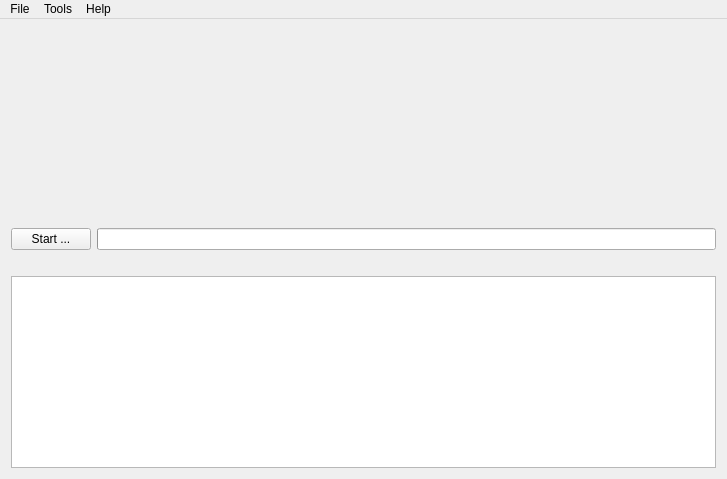
First picture: the form in src/QtlMovie/QtlMovieDvdRipWindow.ui, repository qtlmovie/qtlmovie, before the edit.
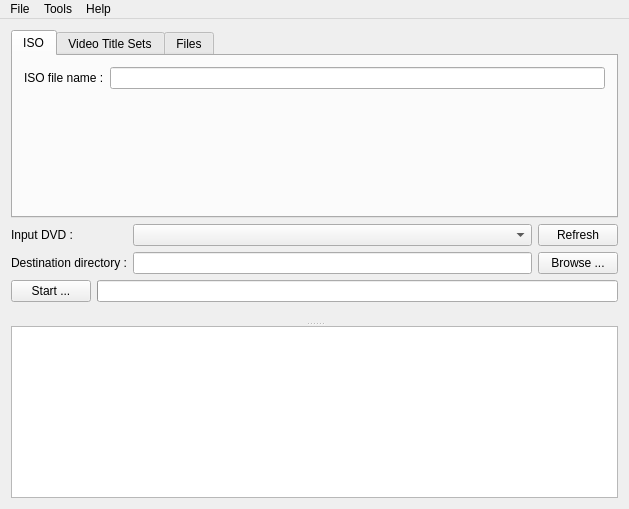
Second picture: the form after the edit. Icons and pictures are not drawn. Custom widgets are drawn as their Qt base class.

Commit message: User interface for DVD extraction

```diff
--- a/src/QtlMovie/QtlMovieDvdRipWindow.ui
+++ b/src/QtlMovie/QtlMovieDvdRipWindow.ui
@@ -6,8 +6,8 @@
    <rect>
     <x>0</x>
     <y>0</y>
-    <width>727</width>
-    <height>479</height>
+    <width>629</width>
+    <height>509</height>
    </rect>
   </property>
   <property name="windowTitle">
@@ -18,88 +18,210 @@
     <normaloff>:/images/qtlmovie-64.png</normaloff>:/images/qtlmovie-64.png</iconset>
   </property>
   <widget class="QWidget" name="centralWidget">
-   <layout class="QGridLayout" name="layoutCentral">
-    <item row="3" column="0" colspan="2">
-     <widget class="QtlPlainTextLogger" name="log">
-      <property name="textInteractionFlags">
-       <set>Qt::TextSelectableByKeyboard|Qt::TextSelectableByMouse</set>
+   <layout class="QVBoxLayout" name="layoutCentral">
+    <item>
+     <widget class="QSplitter" name="splitter">
+      <property name="orientation">
+       <enum>Qt::Vertical</enum>
       </property>
-     </widget>
-    </item>
-    <item row="1" column="0">
-     <widget class="QPushButton" name="buttonStart">
-      <property name="text">
-       <string>Start ...</string>
-      </property>
-     </widget>
-    </item>
-    <item row="1" column="1">
-     <widget class="QProgressBar" name="progressBarEncode">
-      <property name="value">
-       <number>0</number>
-      </property>
-      <property name="textVisible">
+      <property name="childrenCollapsible">
        <bool>false</bool>
       </property>
-     </widget>
-    </item>
-    <item row="2" column="1">
-     <widget class="QLabel" name="labelRemainingTime">
-      <property name="text">
-       <string/>
-      </property>
-      <property name="alignment">
-       <set>Qt::AlignCenter</set>
-      </property>
-     </widget>
-    </item>
-    <item row="0" column="0" colspan="2">
-     <widget class="QWidget" name="taskBox" native="true">
-      <layout class="QHBoxLayout" name="horizontalLayout">
-       <property name="leftMargin">
-        <number>0</number>
-       </property>
-       <property name="topMargin">
-        <number>0</number>
-       </property>
-       <property name="rightMargin">
-        <number>0</number>
-       </property>
-       <property name="bottomMargin">
-        <number>0</number>
-       </property>
-       <item>
-        <widget class="QWidget" name="buttonBox" native="true">
-         <layout class="QVBoxLayout" name="verticalLayout">
-          <property name="leftMargin">
+      <widget class="QWidget" name="box" native="true">
+       <layout class="QVBoxLayout" name="layoutBox">
+        <property name="leftMargin">
+         <number>0</number>
+        </property>
+        <property name="topMargin">
+         <number>0</number>
+        </property>
+        <property name="rightMargin">
+         <number>0</number>
+        </property>
+        <property name="bottomMargin">
+         <number>0</number>
+        </property>
+        <item>
+         <widget class="QTabWidget" name="tabDvd">
+          <property name="currentIndex">
            <number>0</number>
           </property>
-          <property name="topMargin">
-           <number>0</number>
-          </property>
-          <property name="rightMargin">
-           <number>0</number>
-          </property>
-          <property name="bottomMargin">
-           <number>0</number>
-          </property>
-          <item>
-           <spacer name="taskButtonsSpacer2">
-            <property name="orientation">
-             <enum>Qt::Vertical</enum>
+          <widget class="QWidget" name="tabIso">
+           <attribute name="title">
+            <string>ISO</string>
+           </attribute>
+           <layout class="QGridLayout" name="layoutTabIso">
+            <item row="0" column="0">
+             <widget class="QLabel" name="labelIsoFile">
+              <property name="text">
+               <string>ISO file name :</string>
+              </property>
+             </widget>
+            </item>
+            <item row="0" column="1">
+             <widget class="QtlLineEdit" name="editIsoFile"/>
+            </item>
+            <item row="1" column="0">
+             <spacer name="verticalSpacer">
+              <property name="orientation">
+               <enum>Qt::Vertical</enum>
+              </property>
+              <property name="sizeHint" stdset="0">
+               <size>
+                <width>20</width>
+                <height>40</height>
+               </size>
+              </property>
+             </spacer>
+            </item>
+           </layout>
+          </widget>
+          <widget class="QWidget" name="tabTitleSets">
+           <attribute name="title">
+            <string>Video Title Sets</string>
+           </attribute>
+           <layout class="QVBoxLayout" name="layoutTabTitleSets">
+            <property name="leftMargin">
+             <number>0</number>
             </property>
-            <property name="sizeHint" stdset="0">
-             <size>
-              <width>20</width>
-              <height>40</height>
-             </size>
+            <property name="topMargin">
+             <number>0</number>
             </property>
-           </spacer>
-          </item>
-         </layout>
-        </widget>
-       </item>
-      </layout>
+            <property name="rightMargin">
+             <number>0</number>
+            </property>
+            <property name="bottomMargin">
+             <number>0</number>
+            </property>
+            <item>
+             <widget class="QTableWidget" name="tableTitleSets">
+              <property name="frameShape">
+               <enum>QFrame::NoFrame</enum>
+              </property>
+              <property name="lineWidth">
+               <number>1</number>
+              </property>
+             </widget>
+            </item>
+           </layout>
+          </widget>
+          <widget class="QWidget" name="tabFiles">
+           <attribute name="title">
+            <string>Files</string>
+           </attribute>
+          </widget>
+         </widget>
+        </item>
+        <item>
+         <widget class="QWidget" name="boxSelection" native="true">
+          <layout class="QGridLayout" name="layoutSelection">
+           <property name="leftMargin">
+            <number>0</number>
+           </property>
+           <property name="topMargin">
+            <number>0</number>
+           </property>
+           <property name="rightMargin">
+            <number>0</number>
+           </property>
+           <property name="bottomMargin">
+            <number>0</number>
+           </property>
+           <item row="1" column="1">
+            <widget class="QLabel" name="labelDvd">
+             <property name="text">
+              <string>Input DVD :</string>
+             </property>
+            </widget>
+           </item>
+           <item row="1" column="2">
+            <widget class="QComboBox" name="comboDvd"/>
+           </item>
+           <item row="1" column="3">
+            <widget class="QPushButton" name="buttonRefreshDvd">
+             <property name="text">
+              <string>Refresh</string>
+             </property>
+            </widget>
+           </item>
+           <item row="2" column="1">
+            <widget class="QLabel" name="labelDestination">
+             <property name="text">
+              <string>Destination directory :</string>
+             </property>
+            </widget>
+           </item>
+           <item row="2" column="2">
+            <widget class="QtlLineEdit" name="editDestination"/>
+           </item>
+           <item row="2" column="3">
+            <widget class="QPushButton" name="buttonBrowseDestination">
+             <property name="text">
+              <string>Browse ...</string>
+             </property>
+            </widget>
+           </item>
+          </layout>
+         </widget>
+        </item>
+        <item>
+         <widget class="QWidget" name="boxProgress" native="true">
+          <layout class="QGridLayout" name="layoutProgress">
+           <property name="leftMargin">
+            <number>0</number>
+           </property>
+           <property name="topMargin">
+            <number>0</number>
+           </property>
+           <property name="rightMargin">
+            <number>0</number>
+           </property>
+           <property name="bottomMargin">
+            <number>0</number>
+           </property>
+           <item row="1" column="0">
+            <widget class="QPushButton" name="buttonStart">
+             <property name="text">
+              <string>Start ...</string>
+             </property>
+            </widget>
+           </item>
+           <item row="1" column="1">
+            <widget class="QProgressBar" name="progressBar">
+             <property name="value">
+              <number>0</number>
+             </property>
+             <property name="textVisible">
+              <bool>false</bool>
+             </property>
+            </widget>
+           </item>
+           <item row="2" column="1">
+            <widget class="QLabel" name="labelRemainingTime">
+             <property name="text">
+              <string/>
+             </property>
+             <property name="alignment">
+              <set>Qt::AlignCenter</set>
+             </property>
+            </widget>
+           </item>
+          </layout>
+         </widget>
+        </item>
+       </layout>
+      </widget>
+      <widget class="QtlPlainTextLogger" name="log">
+       <property name="sizePolicy">
+        <sizepolicy hsizetype="Expanding" vsizetype="Expanding">
+         <horstretch>0</horstretch>
+         <verstretch>0</verstretch>
+        </sizepolicy>
+       </property>
+       <property name="textInteractionFlags">
+        <set>Qt::TextSelectableByKeyboard|Qt::TextSelectableByMouse</set>
+       </property>
+      </widget>
      </widget>
     </item>
    </layout>
@@ -109,7 +231,7 @@
     <rect>
      <x>0</x>
      <y>0</y>
-     <width>727</width>
+     <width>629</width>
      <height>21</height>
     </rect>
    </property>
@@ -346,6 +468,11 @@
     <slot>save()</slot>
    </slots>
   </customwidget>
+  <customwidget>
+   <class>QtlLineEdit</class>
+   <extends>QLineEdit</extends>
+   <header>QtlLineEdit.h</header>
+  </customwidget>
  </customwidgets>
  <resources>
   <include location="QtlMovie.qrc"/>
```
Left out of the diff: 1 changed line with no effect on the pictures. The commit also changes 5 other files.
